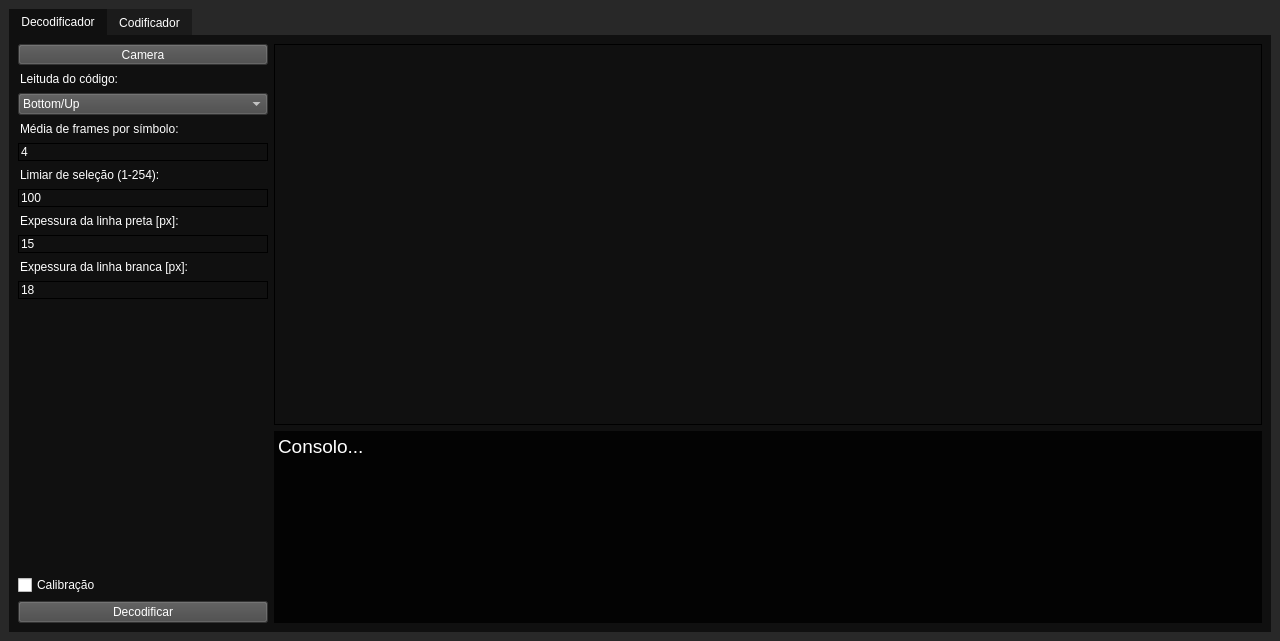
First picture: the form in mainwindow.ui, repository BurtBR/Piscadela, before the edit.
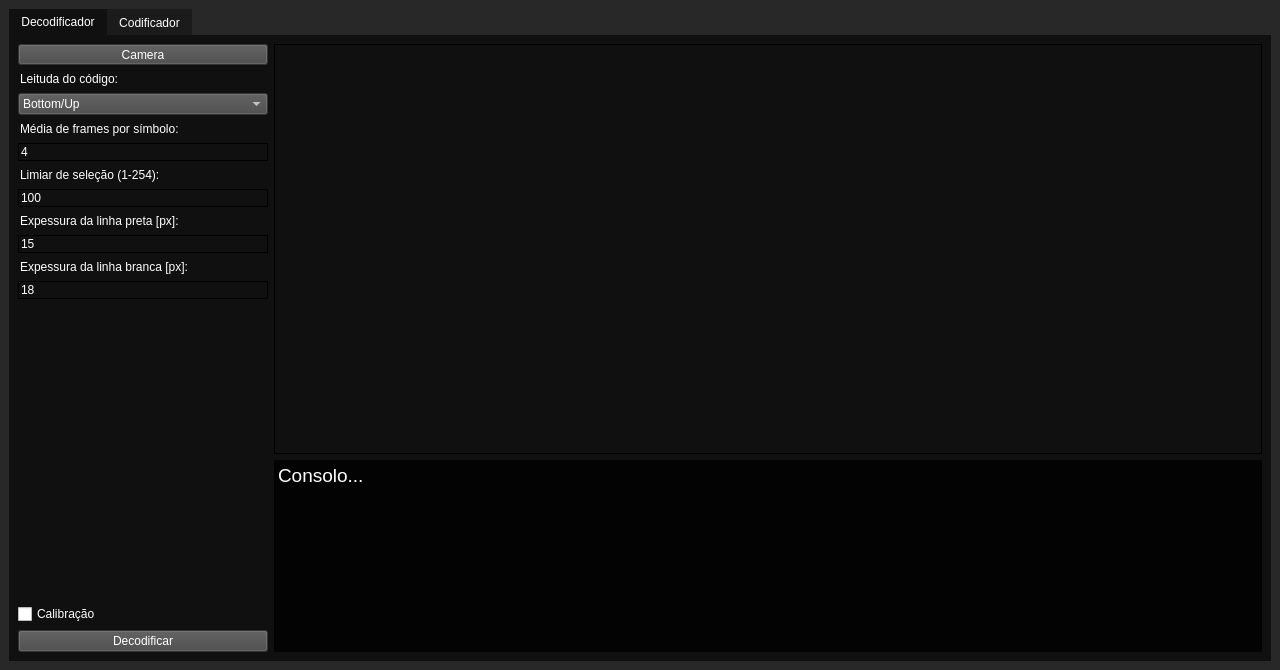
Second picture: the form after the edit. Icons and pictures are not drawn.

Commit message: Changed console focus to click

Patch:
```diff
--- a/mainwindow.ui
+++ b/mainwindow.ui
@@ -7,7 +7,7 @@
     <x>0</x>
     <y>0</y>
     <width>1280</width>
-    <height>641</height>
+    <height>670</height>
    </rect>
   </property>
   <property name="windowTitle">
```
Left out of the diff: 2 changed lines with no effect on the pictures.
